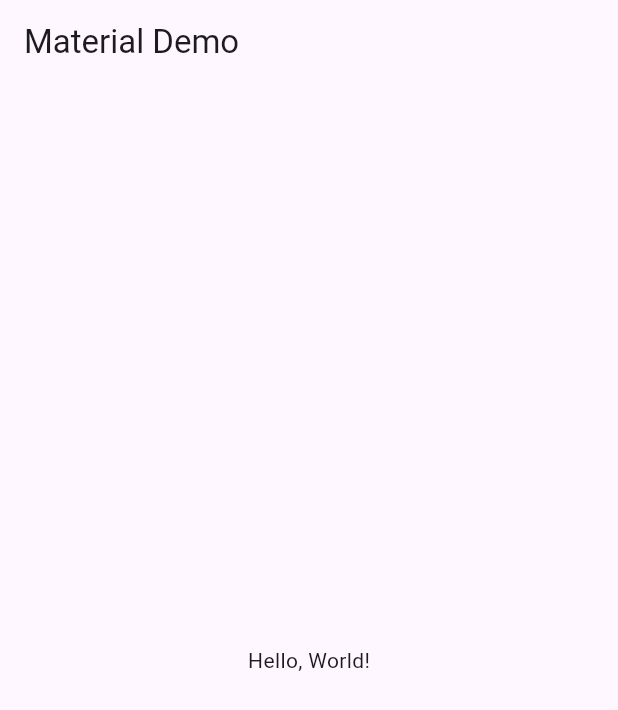
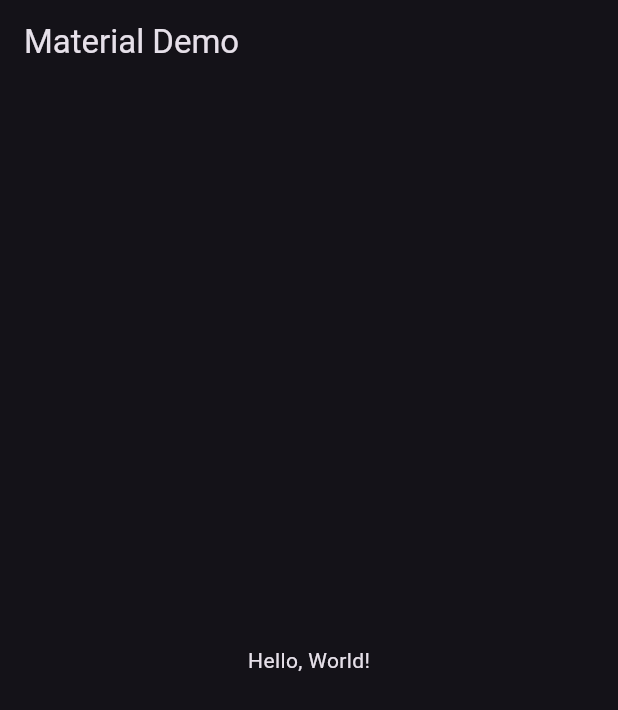
Before and after one commit to gustavoDuarte96/toktik, a Flutter app: the screen it shows after launch, on a phone screen of 412 x 824 dp. Shown: the top 710 px of the screen. Run offline on Flutter 3.47's test engine with Material 3 defaults, Android fonts, the phone set to English and light mode, and no system bars.

Commit message:
Estructuras y entidades

```diff
--- /dev/null
+++ b/lib/config/theme/app_theme.dart
@@ -0,0 +1,12 @@
+
+
+import 'package:flutter/material.dart';
+
+class AppTheme {
+
+  ThemeData getTheme() => ThemeData(
+    useMaterial3: true,
+    brightness: Brightness.dark,
+  );
+
+}
--- a/lib/main.dart
+++ b/lib/main.dart
@@ -1,4 +1,5 @@
 import 'package:flutter/material.dart';
+import 'package:toktik/config/theme/app_theme.dart';
 
 void main() => runApp(MyApp());
 
@@ -8,7 +9,9 @@ class MyApp extends StatelessWidget {
   @override
   Widget build(BuildContext context) {
     return MaterialApp(
-      title: 'Material Demo',
+      title: 'TokTik',
+      debugShowCheckedModeBanner: false,
+      theme: AppTheme().getTheme(),
       home: Scaffold(
         appBar: AppBar(
           title: const Text('Material Demo'),
--- a/pubspec.yaml
+++ b/pubspec.yaml
@@ -59,9 +59,8 @@ flutter:
   uses-material-design: true
 
   # To add assets to your application, add an assets section, like this:
-  # assets:
-  #   - images/a_dot_burr.jpeg
-  #   - images/a_dot_ham.jpeg
+  assets:
+    - assets/videos/
 
   # An image asset can refer to one or more resolution-specific "variants", see
   # https://flutter.dev/to/resolution-aware-images
```
Also changed, not shown: lib/config/shared/data/local_video_posts.dart (added, +52 -0 lines), lib/domain/entities/video_post.dart (added, +19 -0 lines), 1 other file.
